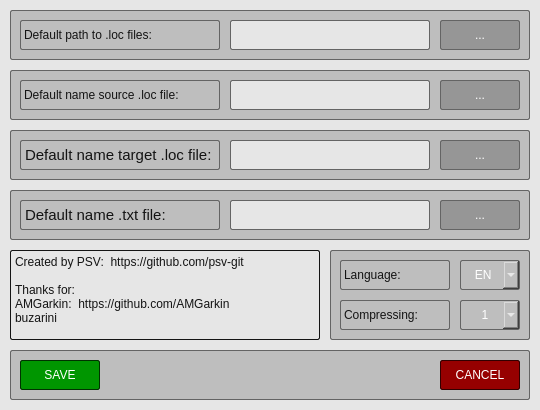
Qt form src/Forms/SettingsWindow.ui (psv-git/BDOLang) before a commit.
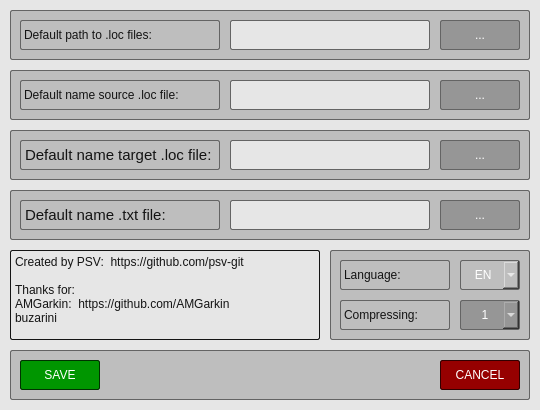
The same form after that commit. Custom widgets are drawn as their Qt base class.

Patch:
```diff
--- a/src/Forms/SettingsWindow.ui
+++ b/src/Forms/SettingsWindow.ui
@@ -707,7 +707,7 @@
    </widget>
    <widget class="CustomComboBox" name="compressingBox">
     <property name="enabled">
-     <bool>false</bool>
+     <bool>true</bool>
     </property>
     <property name="geometry">
      <rect>
```
Left out of the diff: 51 changed lines with no effect on the pictures.
